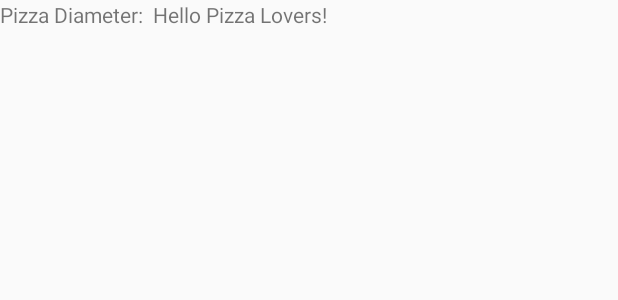
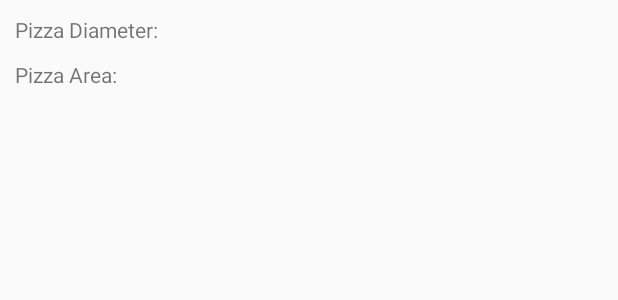
Before and after one commit to JJLDJ/PizzaPricing, an Android app: the layout pizza_list_item.xml on its own in the app's theme, with its tools: preview values and no code run, on a phone screen of 412 x 824 dp. Shown: the top 300 px of the screen. Run offline under Robolectric (Android 15) with nearby library versions, the phone set to English and light mode, and no system bars.

```diff
--- a/app/src/main/java/com/pizzapricing/PizzaListAdapter.java
+++ b/app/src/main/java/com/pizzapricing/PizzaListAdapter.java
@@ -32,11 +32,9 @@ public class PizzaListAdapter extends RecyclerView.Adapter<PizzaListAdapter.View
     @Override
     public PizzaListAdapter.ViewHolder onCreateViewHolder(ViewGroup parent,
                                                    int viewType) {
-        // create a new view, inferred from some layout object
+        // Create a new view, using the pizza_list_item.xml layout object as a template.
         View v = LayoutInflater.from(parent.getContext())
                 .inflate(R.layout.pizza_list_item, parent, false);
-        // set the view's size, margins, paddings and layout parameters
-
         return new ViewHolder(v);
     }
 
--- a/app/src/main/res/layout/pizza_list_item.xml
+++ b/app/src/main/res/layout/pizza_list_item.xml
@@ -1,9 +1,16 @@
 <?xml version="1.0" encoding="utf-8"?>
+<LinearLayout xmlns:android="http://schemas.android.com/apk/res/android"
+    android:orientation="vertical"
+    android:layout_width="match_parent"
+    android:layout_height="wrap_content"
+    android:layout_margin="10dp">
+
+    <!-- TODO: Come up with a better layout for this. -->
+
     <LinearLayout xmlns:android="http://schemas.android.com/apk/res/android"
         android:orientation="horizontal"
         android:layout_width="match_parent"
-    android:layout_height="100px">
-
+        android:layout_height="30dp">
         <TextView
             android:layout_width="wrap_content"
             android:layout_height="wrap_content"
@@ -11,11 +18,31 @@
         <TextView
             android:layout_width="wrap_content"
             android:layout_height="wrap_content"
-        android:layout_marginRight="10px"
-        android:text=":"/>
+            android:text=": "/>
         <TextView
             android:id="@+id/pizza_list_size"
             android:layout_width="wrap_content"
             android:layout_height="wrap_content"
-        android:text="Hello Pizza Lovers!" />
+            android:text="" />
     </LinearLayout>
+
+    <LinearLayout xmlns:android="http://schemas.android.com/apk/res/android"
+        android:orientation="horizontal"
+        android:layout_width="match_parent"
+        android:layout_height="30dp">
+        <TextView
+            android:layout_width="wrap_content"
+            android:layout_height="wrap_content"
+            android:text="@string/label_pizza_area"/>
+        <TextView
+            android:layout_width="wrap_content"
+            android:layout_height="wrap_content"
+            android:text=": "/>
+        <TextView
+            android:id="@+id/pizza_list_area"
+            android:layout_width="wrap_content"
+            android:layout_height="wrap_content"
+            android:text="" />
+    </LinearLayout>
+
+</LinearLayout>
--- a/app/src/main/res/values/strings.xml
+++ b/app/src/main/res/values/strings.xml
@@ -5,4 +5,5 @@
     <string name="button_new_pizza">New Pizza</string>
     <string name="title_activity_pizza_list">PizzaListActivity</string>
     <string name="label_pizza_diameter">Pizza Diameter</string>
+    <string name="label_pizza_area">Pizza Area</string>
 </resources>
```
Also changed, not shown: app/src/main/res/layout/activity_add_pizza.xml (+2 -15 lines), app/src/main/res/layout/activity_pizza_list.xml (+5 -19 lines). Lines whose indentation alone changed are shown as unchanged.
